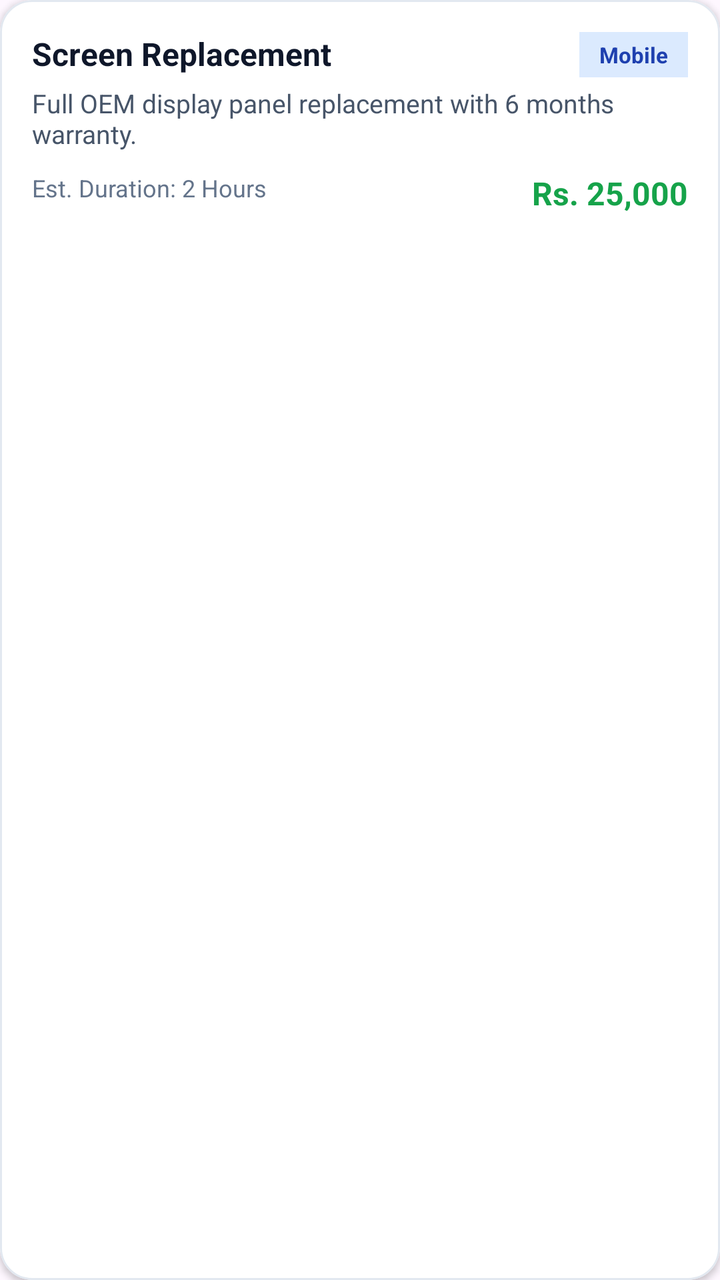
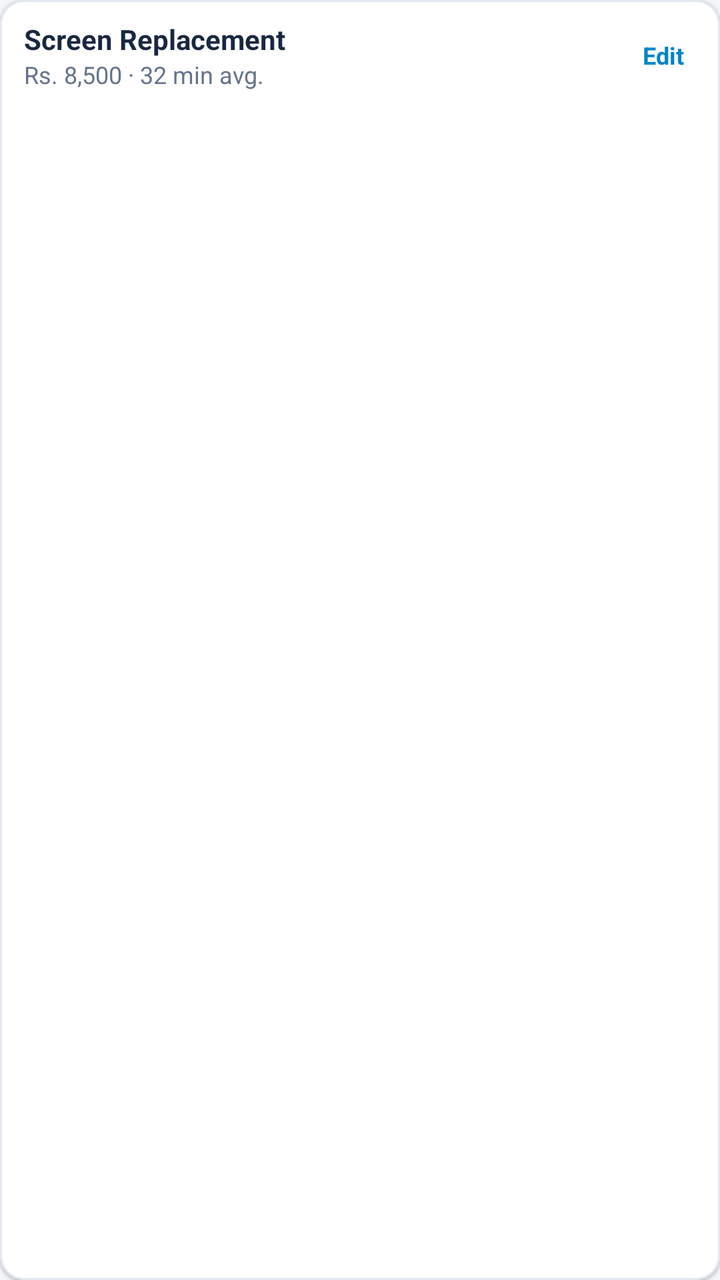

Before-and-after screenshots of an Android layout around one commit, followed by the original layout XML and the change that was made.
<!-- AndroidManifest.xml: application theme Theme.TechFix -->
<!-- res/layout/item_service_card.xml -->
<?xml version="1.0" encoding="utf-8"?>
<com.google.android.material.card.MaterialCardView 
    xmlns:android="http://schemas.android.com/apk/res/android"
    xmlns:app="http://schemas.android.com/apk/res-auto"
    android:layout_width="match_parent"
    android:layout_height="wrap_content"
    android:layout_marginHorizontal="12dp"
    android:layout_marginVertical="6dp"
    app:cardCornerRadius="16dp"
    app:cardElevation="2dp"
    app:strokeColor="#E2E8F0"
    app:strokeWidth="1dp"
    app:cardBackgroundColor="#FFFFFF">

    <LinearLayout
        android:layout_width="match_parent"
        android:layout_height="wrap_content"
        android:orientation="vertical"
        android:padding="16dp">

        <RelativeLayout
            android:layout_width="match_parent"
            android:layout_height="wrap_content">

            <TextView
                android:id="@+id/tvServiceTitle"
                android:layout_width="wrap_content"
                android:layout_height="wrap_content"
                android:text="Screen Replacement"
                android:textSize="16sp"
                android:textStyle="bold"
                android:textColor="#0F172A" />

            <TextView
                android:id="@+id/tvCategoryTag"
                android:layout_width="wrap_content"
                android:layout_height="wrap_content"
                android:layout_alignParentEnd="true"
                android:text="Mobile"
                android:textSize="11sp"
                android:textStyle="bold"
                android:textColor="#1E40AF"
                android:background="#DBEAFE"
                android:paddingHorizontal="10dp"
                android:paddingVertical="4dp" />
        </RelativeLayout>

        <TextView
            android:id="@+id/tvServiceDesc"
            android:layout_width="wrap_content"
            android:layout_height="wrap_content"
            android:layout_marginTop="4dp"
            android:text="Full OEM display panel replacement with 6 months warranty."
            android:textSize="13sp"
            android:textColor="#475569" />

        <RelativeLayout
            android:layout_width="match_parent"
            android:layout_height="wrap_content"
            android:layout_marginTop="10dp">

            <TextView
                android:id="@+id/tvEstDuration"
                android:layout_width="wrap_content"
                android:layout_height="wrap_content"
                android:text="Est. Duration: 2 Hours"
                android:textSize="12sp"
                android:textColor="#64748B" />

            <TextView
                android:id="@+id/tvServicePrice"
                android:layout_width="wrap_content"
                android:layout_height="wrap_content"
                android:layout_alignParentEnd="true"
                android:text="Rs. 25,000"
                android:textSize="16sp"
                android:textStyle="bold"
                android:textColor="#16A34A" />
        </RelativeLayout>

    </LinearLayout>

</com.google.android.material.card.MaterialCardView>
<!-- resources referenced by this layout -->
<resources>
  <style name="Theme.TechFix" parent="Base.Theme.TechFix" />
  <style name="Base.Theme.TechFix" parent="Theme.Material3.DayNight.NoActionBar">
          
          
      </style>
</resources>

<!-- the commit's change to res/layout/item_service_card.xml (unified diff, before → after) -->
@@ -5,79 +5,73 @@
     android:layout_width="match_parent"
     android:layout_height="wrap_content"
     android:layout_marginHorizontal="12dp"
-    android:layout_marginVertical="6dp"
-    app:cardCornerRadius="16dp"
-    app:cardElevation="2dp"
-    app:strokeColor="#E2E8F0"
+    android:layout_marginVertical="4dp"
+    app:cardCornerRadius="12dp"
+    app:cardElevation="1dp"
+    app:strokeColor="@color/divider_color"
     app:strokeWidth="1dp"
-    app:cardBackgroundColor="#FFFFFF">
+    app:cardBackgroundColor="@color/card_bg">
 
-    <LinearLayout
+    <RelativeLayout
         android:layout_width="match_parent"
         android:layout_height="wrap_content"
-        android:orientation="vertical"
-        android:padding="16dp">
+        android:paddingHorizontal="12dp"
+        android:paddingVertical="10dp">
 
-        <RelativeLayout
-            android:layout_width="match_parent"
-            android:layout_height="wrap_content">
+        <LinearLayout
+            android:layout_width="wrap_content"
+            android:layout_height="wrap_content"
+            android:layout_alignParentStart="true"
+            android:layout_toStartOf="@id/tvCategoryTag"
+            android:layout_marginEnd="4dp"
+            android:orientation="vertical">
 
             <TextView
                 android:id="@+id/tvServiceTitle"
                 android:layout_width="wrap_content"
                 android:layout_height="wrap_content"
                 android:text="Screen Replacement"
-                android:textSize="16sp"
+                android:textSize="14sp"
                 android:textStyle="bold"
-                android:textColor="#0F172A" />
+                android:textColor="@color/navy_header" />
 
-            <TextView
-                android:id="@+id/tvCategoryTag"
+            <LinearLayout
                 android:layout_width="wrap_content"
                 android:layout_height="wrap_content"
-                android:layout_alignParentEnd="true"
-                android:text="Mobile"
-                android:textSize="11sp"
-                android:textStyle="bold"
-                android:textColor="#1E40AF"
-                android:background="#DBEAFE"
-                android:paddingHorizontal="10dp"
-                android:paddingVertical="4dp" />
-        </RelativeLayout>
+                android:orientation="horizontal">
+
+                <TextView
+                    android:id="@+id/tvServicePrice"
+                    android:layout_width="wrap_content"
+                    android:layout_height="wrap_content"
+                    android:text="Rs. 8,500"
+                    android:textSize="12sp"
+                    android:textColor="@color/text_secondary" />
+
+                <TextView
+                    android:id="@+id/tvEstDuration"
+                    android:layout_width="wrap_content"
+                    android:layout_height="wrap_content"
+                    android:text=" · 32 min avg."
+                    android:textSize="12sp"
+                    android:textColor="@color/text_secondary" />
+            </LinearLayout>
+
+            <TextView android:id="@+id/tvServiceDesc" android:layout_width="wrap_content" android:layout_height="wrap_content" android:visibility="gone" />
+        </LinearLayout>
 
         <TextView
-            android:id="@+id/tvServiceDesc"
+            android:id="@+id/tvCategoryTag"
             android:layout_width="wrap_content"
             android:layout_height="wrap_content"
-            android:layout_marginTop="4dp"
-            android:text="Full OEM display panel replacement with 6 months warranty."
-            android:textSize="13sp"
-            android:textColor="#475569" />
-
-        <RelativeLayout
-            android:layout_width="match_parent"
-            android:layout_height="wrap_content"
-            android:layout_marginTop="10dp">
-
-            <TextView
-                android:id="@+id/tvEstDuration"
-                android:layout_width="wrap_content"
-                android:layout_height="wrap_content"
-                android:text="Est. Duration: 2 Hours"
-                android:textSize="12sp"
-                android:textColor="#64748B" />
-
-            <TextView
-                android:id="@+id/tvServicePrice"
-                android:layout_width="wrap_content"
-                android:layout_height="wrap_content"
-                android:layout_alignParentEnd="true"
-                android:text="Rs. 25,000"
-                android:textSize="16sp"
-                android:textStyle="bold"
-                android:textColor="#16A34A" />
-        </RelativeLayout>
-
-    </LinearLayout>
+            android:layout_alignParentEnd="true"
+            android:layout_centerVertical="true"
+            android:text="Edit"
+            android:textSize="12sp"
+            android:textStyle="bold"
+            android:textColor="@color/badge_blue_text"
+            android:paddingHorizontal="6dp"
+            android:paddingVertical="2dp" />
+    </RelativeLayout>
 
 </com.google.android.material.card.MaterialCardView>
<!-- resource entries referenced after the edit -->
@@ -1,9 +1,22 @@
 <!-- resources referenced by this layout -->
 <resources>
+  <color name="badge_blue_text">#0284C7</color>
+  <color name="card_bg">#FFFFFF</color>
+  <color name="divider_color">#E2E8F0</color>
+  <color name="navy_header">#192841</color>
+  <color name="text_secondary">#64748B</color>
   <style name="Theme.TechFix" parent="Base.Theme.TechFix" />
   <style name="Base.Theme.TechFix" parent="Theme.Material3.DayNight.NoActionBar">
           
-          
+          <item name="colorPrimary">@color/accent_amber</item>
+          <item name="colorOnPrimary">@color/white</item>
+          <item name="colorPrimaryContainer">@color/navy_header</item>
+          <item name="colorOnPrimaryContainer">@color/white</item>
+          <item name="android:windowBackground">@color/bg_app</item>
+          <item name="android:statusBarColor">@color/navy_header</item>
       </style>
+  <color name="accent_amber">#F59E0B</color>
+  <color name="white">#FFFFFFFF</color>
+  <color name="bg_app">#F4F6F9</color>
 </resources>
 
